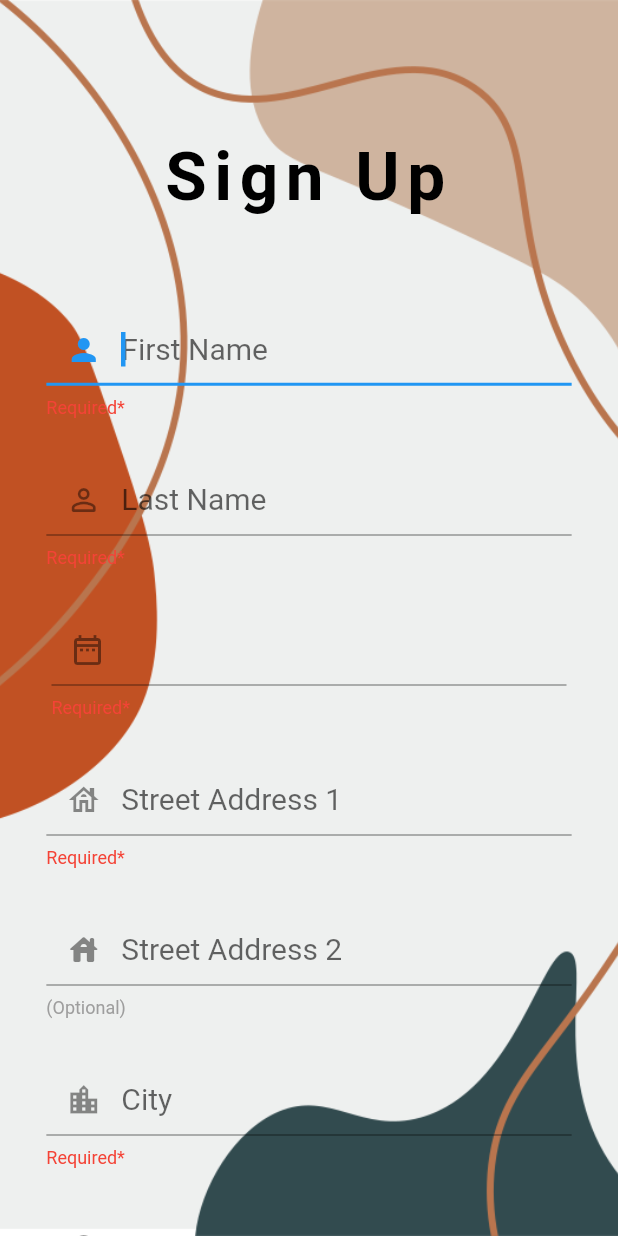
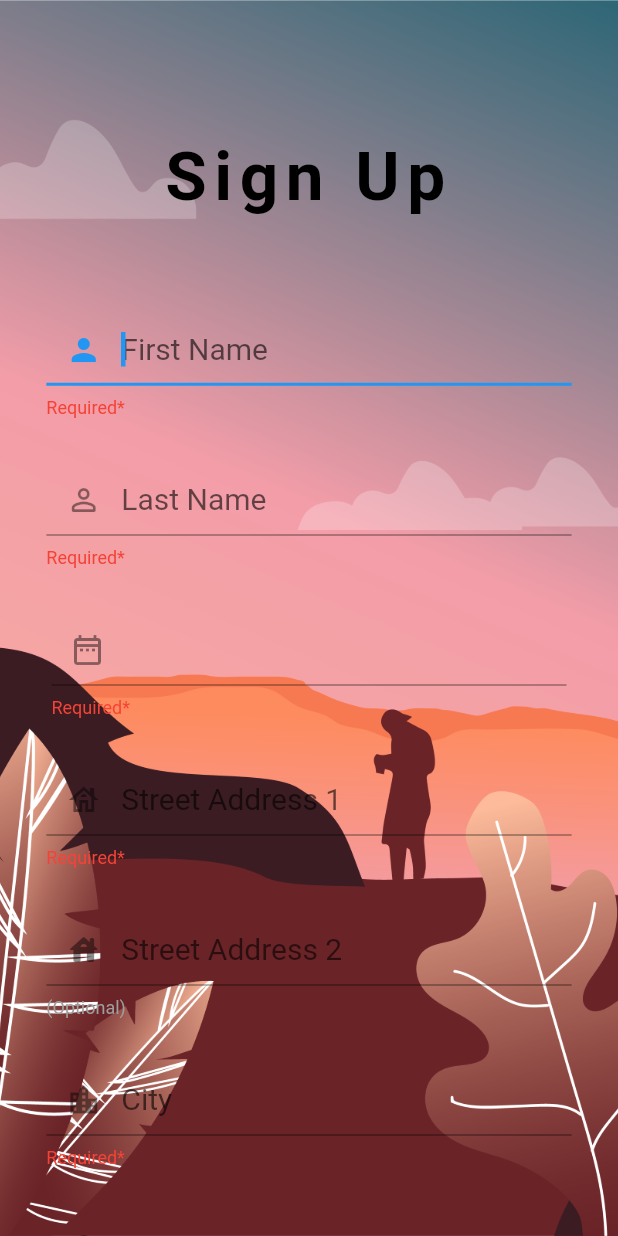
Before and after one commit to Edonmorina/Sign-Up-Demo, a Flutter app: the screen it shows after launch, on a phone screen of 412 x 824 dp. Run offline on Flutter 3.47's test engine with Material 2 defaults, Android fonts, the phone set to English and light mode, and no system bars; drawn by our look-alikes of date_time_picker; our stand-ins replace cloud_firestore, firebase_core; accounts and stored records are empty.

Commit message:
Added a new bg

```diff
--- a/lib/sign_up.dart
+++ b/lib/sign_up.dart
@@ -2,7 +2,6 @@ import 'package:flutter/material.dart';
 import 'package:sign_up/text_field.dart';
 import 'package:cloud_firestore/cloud_firestore.dart';
 import 'package:date_time_picker/date_time_picker.dart';
-import 'package:flutter_svg/svg.dart';
 
 class SignUp extends StatefulWidget {
   const SignUp({Key? key}) : super(key: key);
@@ -216,7 +215,7 @@ class _SignUpState extends State<SignUp> {
                 image: AssetImage('assets/bg.png'), fit: BoxFit.cover)),
         child: Scaffold(
           backgroundColor: Colors.transparent,
-          body: Container(
+          body: SizedBox(
             width: size.width,
             height: size.height,
             child: Padding(
```
Also changed, not shown: assets/bg.png, assets/bg.svg.
